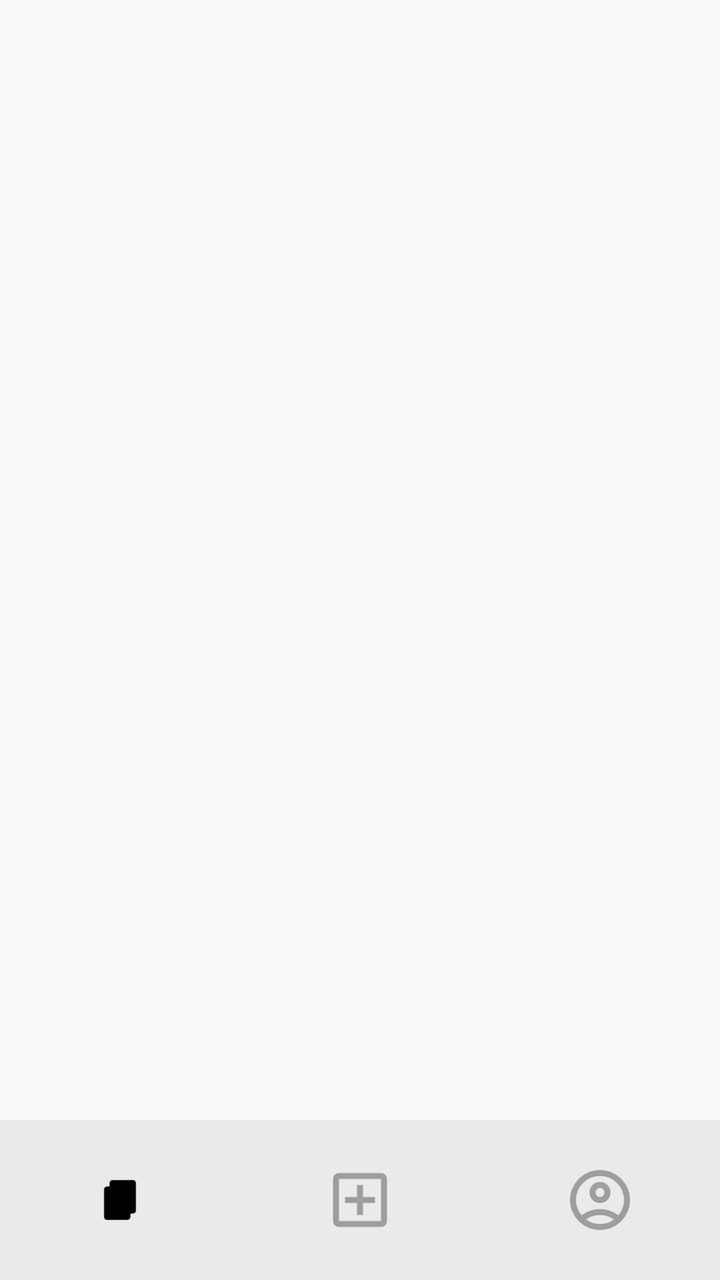
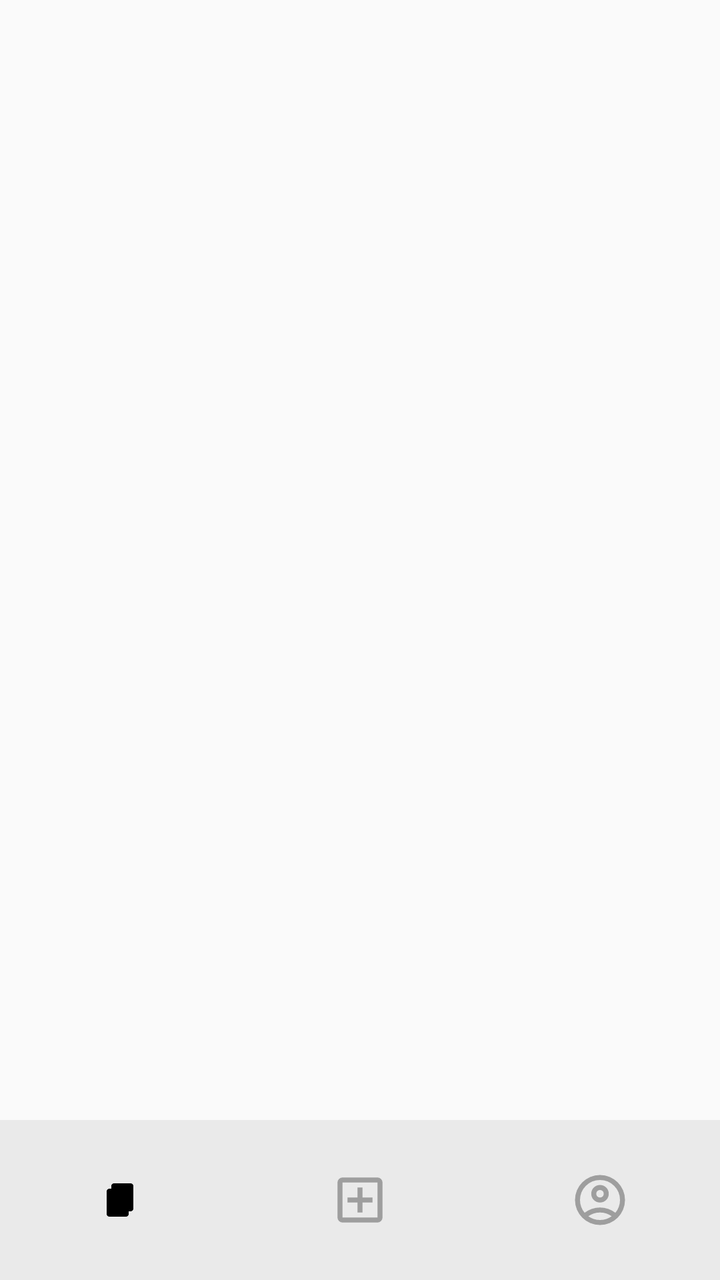

The first picture is an Android layout as it rendered before a commit; the second is the same layout after the commit. The layout source and the unified diff follow.
<!-- AndroidManifest.xml: application theme Theme.DualShare -->
<!-- res/layout/activity_home.xml -->
<?xml version="1.0" encoding="utf-8"?>
<androidx.constraintlayout.widget.ConstraintLayout xmlns:android="http://schemas.android.com/apk/res/android"
    xmlns:app="http://schemas.android.com/apk/res-auto"
    xmlns:tools="http://schemas.android.com/tools"
    android:layout_width="match_parent"
    android:layout_height="match_parent"
    android:background="@color/ultra_ligth_gray"
    tools:context=".MainActivity">

    
    <FrameLayout
        android:id="@+id/frameLayout"
        android:layout_width="match_parent"
        android:layout_height="0dp"
        app:layout_constraintBottom_toTopOf="@id/bottomNavigationView"
        app:layout_constraintEnd_toEndOf="parent"
        app:layout_constraintStart_toStartOf="parent"
        app:layout_constraintTop_toTopOf="parent" />

    
    <com.google.android.material.bottomnavigation.BottomNavigationView
        android:id="@+id/bottomNavigationView"
        android:layout_width="0dp"
        android:layout_height="wrap_content"
        android:background="@color/white"
        android:translationZ="20dp"
        app:itemActiveIndicatorStyle="@android:color/transparent"
        app:itemIconSize="@dimen/icon_size"
        app:itemIconTint="@color/nav_item_color"
        app:itemTextColor="@color/nav_item_color"
        app:labelVisibilityMode="unlabeled"
        app:layout_constraintBottom_toBottomOf="parent"
        app:layout_constraintEnd_toEndOf="parent"
        app:layout_constraintStart_toStartOf="parent"
        app:layout_constraintTop_toBottomOf="@+id/frameLayout"
        app:itemRippleColor="@android:color/transparent"
        app:menu="@menu/nav_menu" />

</androidx.constraintlayout.widget.ConstraintLayout>
<!-- resources referenced by this layout -->
<resources>
  <color name="ultra_ligth_gray">
          #FAFAFA
      </color>
  <color name="white">
          #FFFFFFFF
      </color>
  <dimen name="icon_size">
          36dp
      </dimen>
  <style name="Theme.DualShare" parent="Theme.Material3.Light.NoActionBar">
  
          <item name="android:windowIsTranslucent">true</item>
  
          
          <item name="colorPrimary">@color/black</item>
          <item name="colorOnPrimary">@color/white</item>
          <item name="colorPrimaryContainer">@color/white</item>
  
          
          <item name="colorSecondary">@color/teal_200</item>
          <item name="colorOnSecondary">@color/black</item>
  
          
          <item name="colorSurface">@color/white</item>
          <item name="colorSurfaceVariant">@color/ultra_ligth_gray</item>
          <item name="colorOnSurface">@color/black</item>
          <item name="colorSurfaceContainer">@color/white</item>
          <item name="colorSurfaceContainerHigh">@color/white</item>
  
          
          <item name="android:statusBarColor">@color/white</item>
          <item name="android:windowLightStatusBar">true</item>
  
          <item name="android:navigationBarColor">@color/white</item>
  
          
          <item name="android:windowBackground">@color/white</item>
  
          
          <item name="colorOutline">@color/light_gray</item>
          <item name="android:shadowColor">@color/light_gray</item>
  
      </style>
  <color name="black">
          #FF000000
      </color>
  <color name="teal_200">
          #FF03DAC5
      </color>
  <color name="light_gray">
          #F2F2F2
      </color>
</resources>

<!-- the commit's change to res/layout/activity_home.xml (unified diff, before → after) -->
@@ -5,12 +5,12 @@
     android:layout_width="match_parent"
     android:layout_height="match_parent"
     android:background="@color/ultra_ligth_gray"
-    tools:context=".MainActivity">
+    tools:context=".ui.activities.MainActivity">
 
     
     <FrameLayout
         android:id="@+id/frameLayout"
-        android:layout_width="match_parent"
+        android:layout_width="0dp"
         android:layout_height="0dp"
         app:layout_constraintBottom_toTopOf="@id/bottomNavigationView"
         app:layout_constraintEnd_toEndOf="parent"
@@ -27,13 +27,13 @@
         app:itemActiveIndicatorStyle="@android:color/transparent"
         app:itemIconSize="@dimen/icon_size"
         app:itemIconTint="@color/nav_item_color"
+        app:itemRippleColor="@android:color/transparent"
         app:itemTextColor="@color/nav_item_color"
         app:labelVisibilityMode="unlabeled"
         app:layout_constraintBottom_toBottomOf="parent"
         app:layout_constraintEnd_toEndOf="parent"
         app:layout_constraintStart_toStartOf="parent"
         app:layout_constraintTop_toBottomOf="@+id/frameLayout"
-        app:itemRippleColor="@android:color/transparent"
         app:menu="@menu/nav_menu" />
 
 </androidx.constraintlayout.widget.ConstraintLayout>
<!-- resource entries referenced after the edit -->
@@ -7,7 +7,7 @@
           #FFFFFFFF
       </color>
   <dimen name="icon_size">
-          36dp
+          30dp
       </dimen>
   <style name="Theme.DualShare" parent="Theme.Material3.Light.NoActionBar">
   
